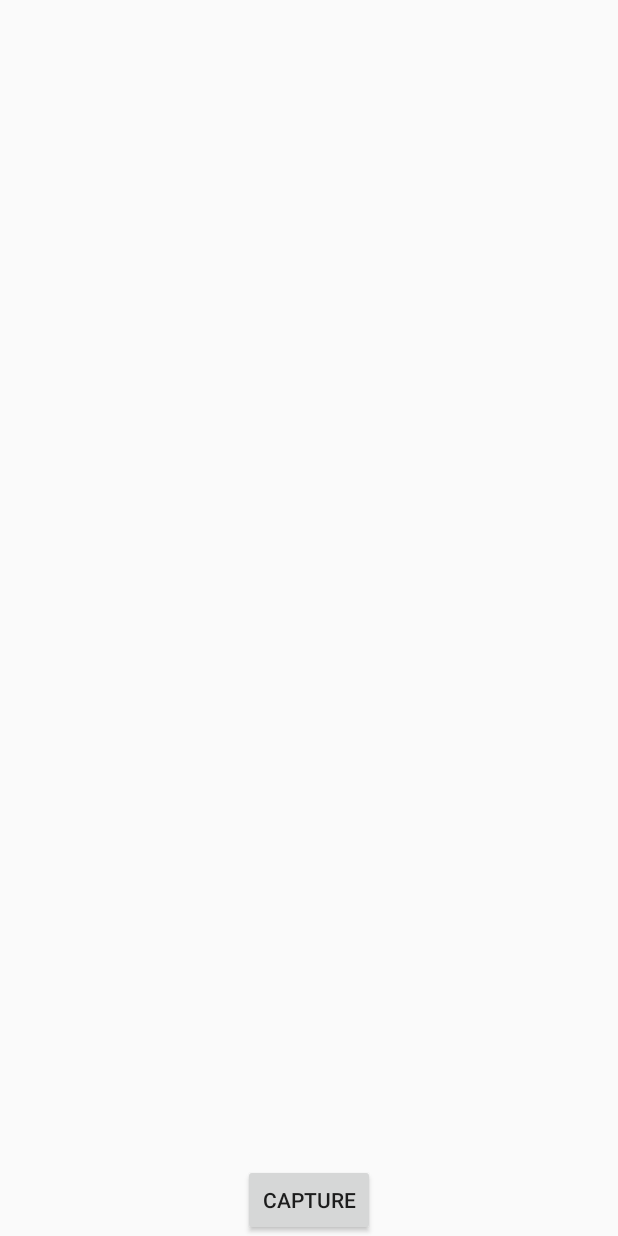
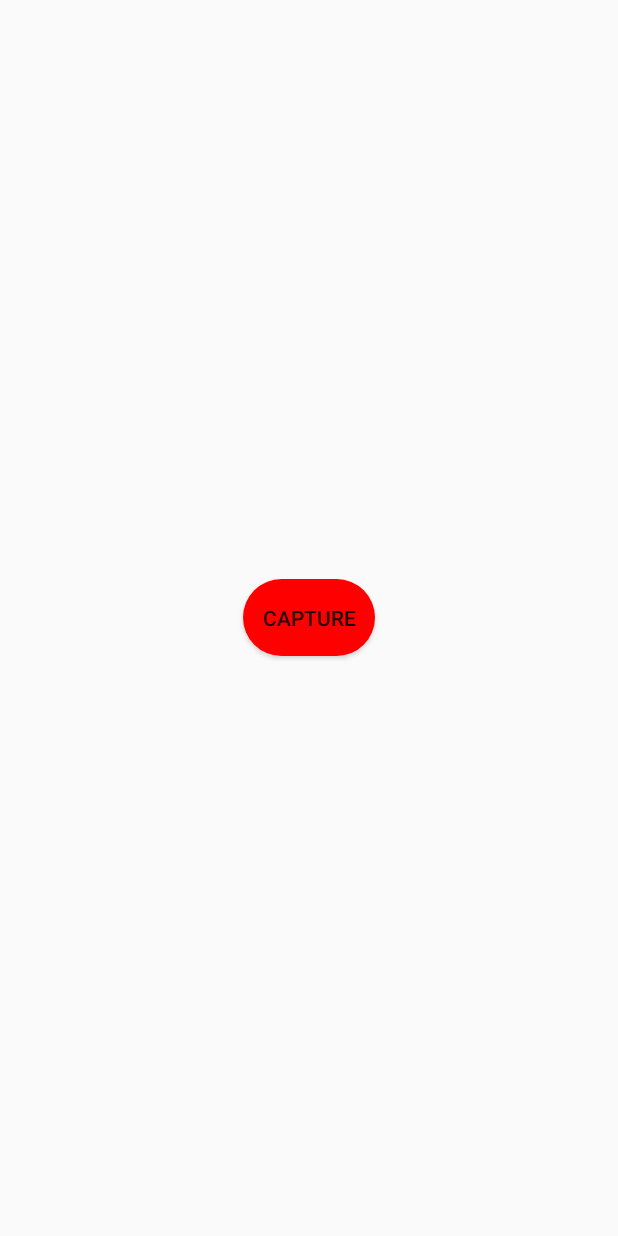
Before and after one commit to minthubk/FairLand, an Android app: the layout activity_camera.xml on its own in the app's theme, with its tools: preview values and no code run, on a phone screen of 412 x 824 dp. Run offline under Robolectric (Android 15) with nearby library versions, the phone set to English and light mode, and no system bars.

Commit message:
rebuild projet

```diff
--- a/app/build.gradle
+++ b/app/build.gradle
@@ -4,7 +4,7 @@ android {
     compileSdkVersion 26
     defaultConfig {
         applicationId "storyland.storyland"
-        minSdkVersion 22
+        minSdkVersion 15
         targetSdkVersion 26
         versionCode 1
         versionName "1.0"
--- a/app/src/main/AndroidManifest.xml
+++ b/app/src/main/AndroidManifest.xml
@@ -20,8 +20,8 @@
             </meta-data>
         </provider>
         <activity
-            android:name=".ListeVideoActivity"
-            android:screenOrientation="sensor">
+            android:name=".CameraActivity"
+            android:screenOrientation="sensorLandscape"><!-- Sensor destroy camera orientation-->
             <!-- configure this activity to use landscape orientation -->
 
             <intent-filter>
--- a/app/src/main/java/storyland/storyland/CameraActivity.java
+++ b/app/src/main/java/storyland/storyland/CameraActivity.java
@@ -12,6 +12,7 @@ import android.util.Log;
 import android.view.View;
 import android.widget.Button;
 import android.widget.FrameLayout;
+import android.widget.RelativeLayout;
 
 import java.io.File;
 import java.io.FileNotFoundException;
@@ -97,7 +98,8 @@ public class CameraActivity extends AppCompatActivity {
 
         // Create our Preview view and set it as the content of our activity.
         mPreview = new CameraPreview(this, mCamera);
-        FrameLayout preview = (FrameLayout) findViewById(R.id.camera_preview);
+        //FrameLayout preview = (FrameLayout) findViewById(R.id.camera_preview);
+        RelativeLayout preview = (RelativeLayout) findViewById(R.id.camera_preview_test);
         preview.addView(mPreview);
     }
 
--- /dev/null
+++ b/app/src/main/res/drawable/roundedbutton.xml
@@ -0,0 +1,9 @@
+<?xml version="1.0" encoding="utf-8"?>
+<shape xmlns:android="http://schemas.android.com/apk/res/android"
+    android:shape="rectangle">
+    <solid android:color="#ff00" />
+    <corners android:bottomRightRadius="45dp"
+        android:bottomLeftRadius="45dp"
+        android:topRightRadius="45dp"
+        android:topLeftRadius="45dp"/>
+</shape>
--- a/app/src/main/res/layout/activity_camera.xml
+++ b/app/src/main/res/layout/activity_camera.xml
@@ -6,23 +6,42 @@
     android:layout_height="match_parent"
     tools:context="storyland.storyland.CameraActivity">
 
-    <LinearLayout xmlns:android="http://schemas.android.com/apk/res/android"
+    <FrameLayout xmlns:android="http://schemas.android.com/apk/res/android"
+        android:id="@+id/camera_preview"
         android:layout_width="fill_parent"
-        android:layout_height="fill_parent"
-        android:orientation="vertical">
+        android:layout_height="fill_parent">
 
-        <FrameLayout
-            android:id="@+id/camera_preview"
-            android:layout_width="fill_parent"
-            android:layout_height="fill_parent"
-            android:layout_weight="1" />
+        <RelativeLayout
+            android:layout_width="match_parent"
+            android:layout_height="match_parent">
+
+            <RelativeLayout
+                android:id="@+id/camera_preview_test"
+                android:layout_width="match_parent"
+                android:layout_height="match_parent"
+                android:layout_centerHorizontal="true"
+                android:layout_centerVertical="true"
+                >
+
+
+            </RelativeLayout>
+
+
+
+        </RelativeLayout>
+
 
         <Button
             android:id="@+id/button_capture"
             android:layout_width="wrap_content"
-            android:layout_height="wrap_content"
+            android:layout_height="51dp"
+            android:layout_centerHorizontal="true"
             android:layout_gravity="center"
+            android:background="@drawable/roundedbutton"
             android:text="Capture" />
-    </LinearLayout>
+
+    </FrameLayout>
+
+
 
 </android.support.constraint.ConstraintLayout>
```
